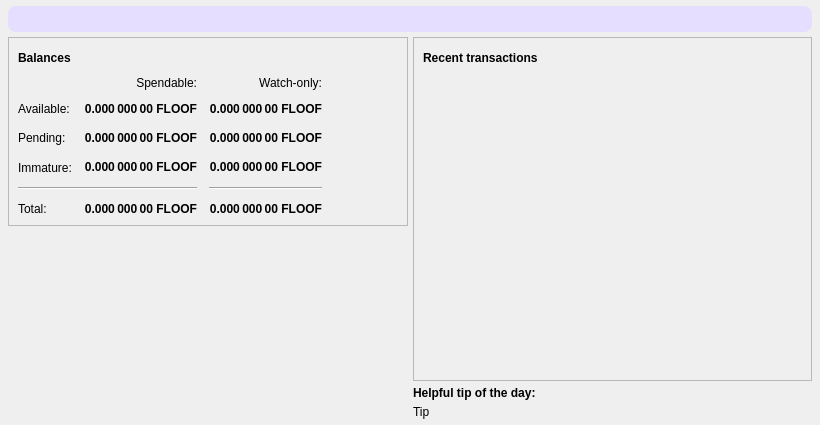
Qt form src/qt/forms/overviewpage.ui (andyd1986/floofychain) before a commit.
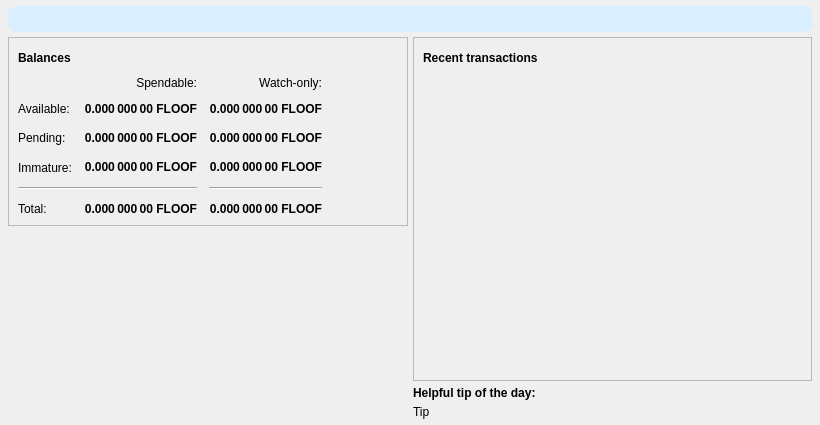
The same form after that commit. Icons and pictures are not drawn.

Patch:
```diff
--- a/src/qt/forms/overviewpage.ui
+++ b/src/qt/forms/overviewpage.ui
@@ -35,7 +35,7 @@
       <bool>false</bool>
      </property>
      <property name="styleSheet">
-      <string notr="true">QLabel { background-color: #E5DEFF; color: #35324E; border-radius: 8px; padding: 6px; }</string>
+      <string notr="true">QLabel { background-color: #D9EFFF; color: #183A58; border-radius: 8px; padding: 6px; }</string>
      </property>
      <property name="wordWrap">
       <bool>true</bool>
```
Left out of the diff: 1 changed line with no effect on the pictures.
